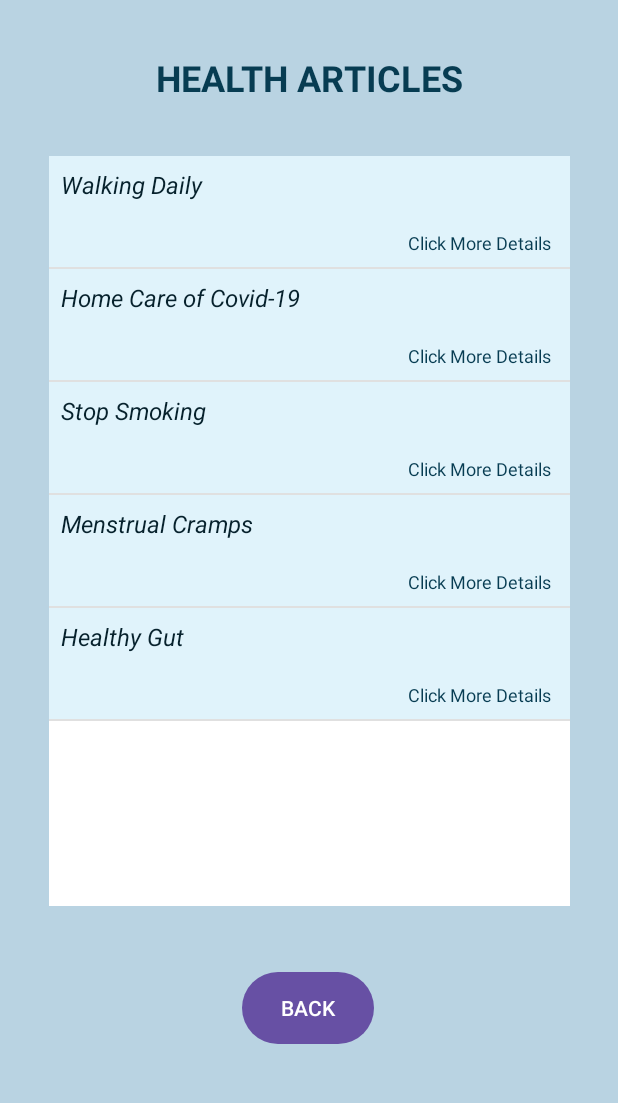
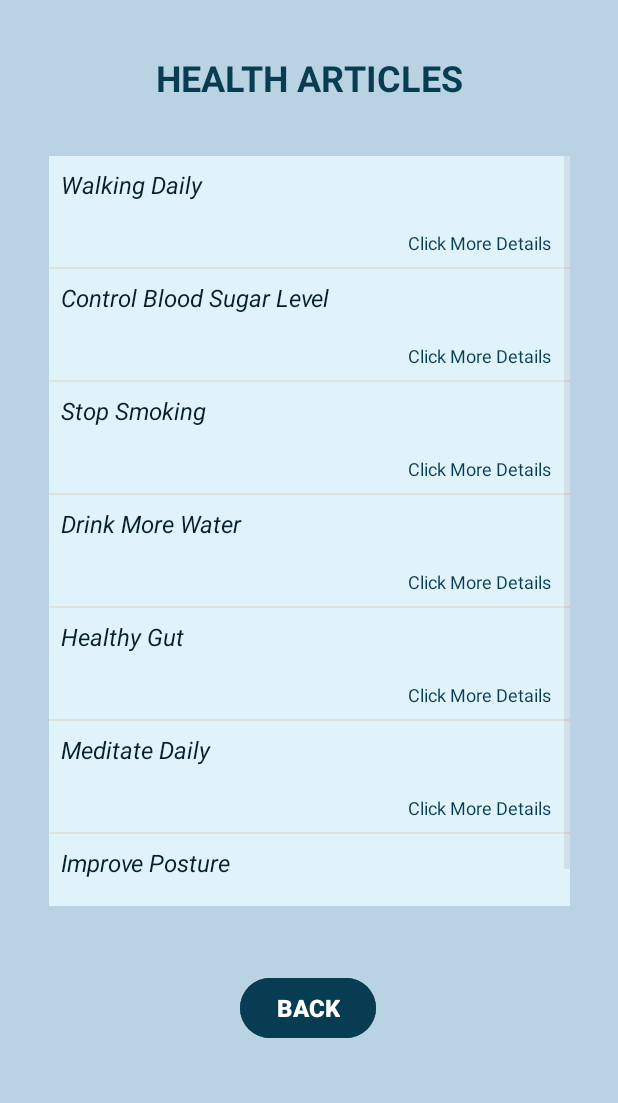
Before and after one commit to tahoorasma/MediSync, an Android app: the HealthArticlesActivity screen opened directly, with no data from a screen before it, on a phone screen of 412 x 824 dp, the part 122-1225 px from its top. Run offline under Robolectric (Android 15) with nearby library versions, the phone set to English and light mode, and no system bars.

Commit message:
Health Articles Detail

```diff
--- a/app/src/main/java/com/example/medisync/HealthArticlesActivity.java
+++ b/app/src/main/java/com/example/medisync/HealthArticlesActivity.java
@@ -7,28 +7,28 @@ import android.widget.AdapterView;
 import android.widget.Button;
 import android.widget.ListView;
 import android.widget.SimpleAdapter;
-
 import androidx.appcompat.app.AppCompatActivity;
-
 import java.util.ArrayList;
 import java.util.HashMap;
 
 public class HealthArticlesActivity extends AppCompatActivity {
-
-
     private String [][] health_details = {
             {"Walking Daily","","","","Click More Details"},
-            {"Home Care of Covid-19","","","","Click More Details"},
+            {"Control Blood Sugar Level","","","","Click More Details"},
             {"Stop Smoking","","","","Click More Details"},
-            {"Menstrual Cramps","","","","Click More Details"},
-            {"Healthy Gut","","","","Click More Details"}
+            {"Drink More Water","","","","Click More Details"},
+            {"Healthy Gut","","","","Click More Details"},
+            {"Meditate Daily","","","","Click More Details"},
+            {"Improve Posture","","","","Click More Details"}
     };
     private int[] images ={
             R.drawable.health1,
             R.drawable.health2,
             R.drawable.health3,
             R.drawable.health4,
-            R.drawable.health5
+            R.drawable.health5,
+            R.drawable.health6,
+            R.drawable.health7
     };
     HashMap<String,String> item;
     ArrayList list;
@@ -39,11 +39,8 @@ public class HealthArticlesActivity extends AppCompatActivity {
     protected void onCreate(Bundle savedInstanceState) {
         super.onCreate(savedInstanceState);
         setContentView(R.layout.activity_health_articles);
-
-
         lst = findViewById(R.id.listViewHA);
         btnBack = findViewById(R.id.buttonHABack);
-
 
         btnBack.setOnClickListener(new View.OnClickListener() {
             @Override
@@ -51,7 +48,6 @@ public class HealthArticlesActivity extends AppCompatActivity {
                 startActivity(new Intent(HealthArticlesActivity.this,HomeActivity.class));
             }
         });
-
 
         list = new ArrayList();
         for (int i =0;i<health_details.length;i++){
@@ -67,7 +63,6 @@ public class HealthArticlesActivity extends AppCompatActivity {
                 new int[]{R.id.line_a,R.id.line_b,R.id.line_c,R.id.line_d,R.id.line_e});
         lst.setAdapter(sa);
 
-
         lst.setOnItemClickListener(new AdapterView.OnItemClickListener() {
             @Override
             public void onItemClick(AdapterView<?> adapterView, View view, int i, long l) {
--- a/app/src/main/res/layout/activity_health_articles.xml
+++ b/app/src/main/res/layout/activity_health_articles.xml
@@ -13,9 +13,12 @@
         android:layout_width="wrap_content"
         android:layout_height="wrap_content"
         android:layout_marginTop="44dp"
-        android:background="@drawable/btn_bg"
-        android:backgroundTint="#03A9F4"
         android:text="@string/back"
+        android:textSize="16dp"
+        android:gravity="center"
+        android:backgroundTint="@color/teal"
+        android:textColor="#FFFFFF"
+        android:textStyle="bold"
         app:layout_constraintEnd_toEndOf="parent"
         app:layout_constraintHorizontal_bias="0.498"
         app:layout_constraintStart_toStartOf="parent"
```
Also changed, not shown: app/src/main/java/com/example/medisync/HealthArticlesDetailsActivity.java (+38 -2 lines), app/src/main/res/layout/activity_health_articles_details.xml (+9 -7 lines), app/src/main/res/drawable/health2.jpeg (deleted), app/src/main/res/drawable/health4.jpeg (deleted).
